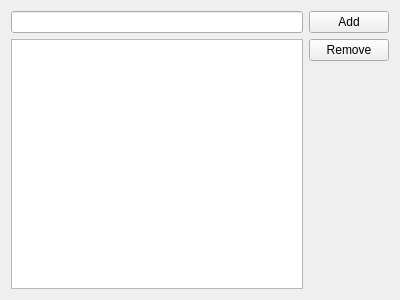
Old version of the form code/flist_messenger/ui/addremovelistview.ui in the repository Dhwty/flist-messenger.
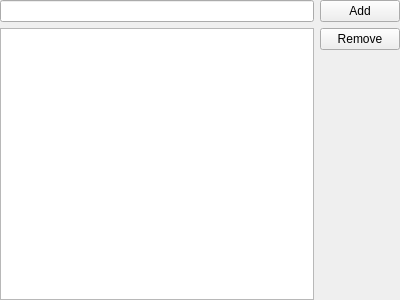
New version of the form. Icons and pictures are not drawn.

```diff
--- a/code/flist_messenger/ui/addremovelistview.ui
+++ b/code/flist_messenger/ui/addremovelistview.ui
@@ -14,6 +14,18 @@
    <string>Form</string>
   </property>
   <layout class="QGridLayout" name="gridLayout">
+   <property name="leftMargin">
+    <number>0</number>
+   </property>
+   <property name="topMargin">
+    <number>0</number>
+   </property>
+   <property name="rightMargin">
+    <number>0</number>
+   </property>
+   <property name="bottomMargin">
+    <number>0</number>
+   </property>
    <item row="0" column="0">
     <widget class="QLineEdit" name="leItemEdit"/>
    </item>
```
